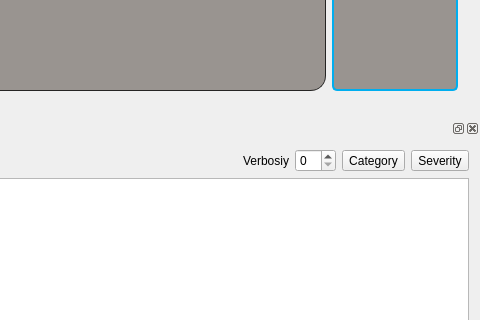
First picture: the form in ui/mainwindow.ui, repository ETCLabs/ETCDmxTool, before the edit; both pictures show x 587 to 1067 and y 437 to 757 of the 1067 by 840 pixel window.
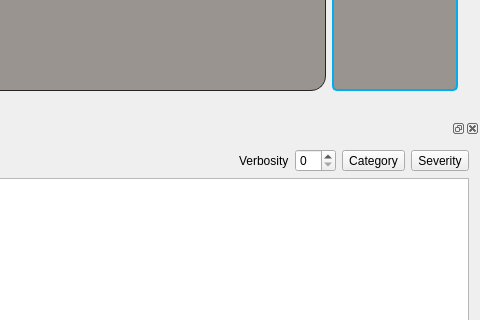
Second picture: the form after the edit. Icons and pictures are not drawn.

Commit message: Spelling Error

Patch:
```diff
--- a/ui/mainwindow.ui
+++ b/ui/mainwindow.ui
@@ -1283,7 +1283,7 @@
        <item>
         <widget class="QLabel" name="label_4">
          <property name="text">
-          <string>Verbosiy</string>
+          <string>Verbosity</string>
          </property>
         </widget>
        </item>
```
